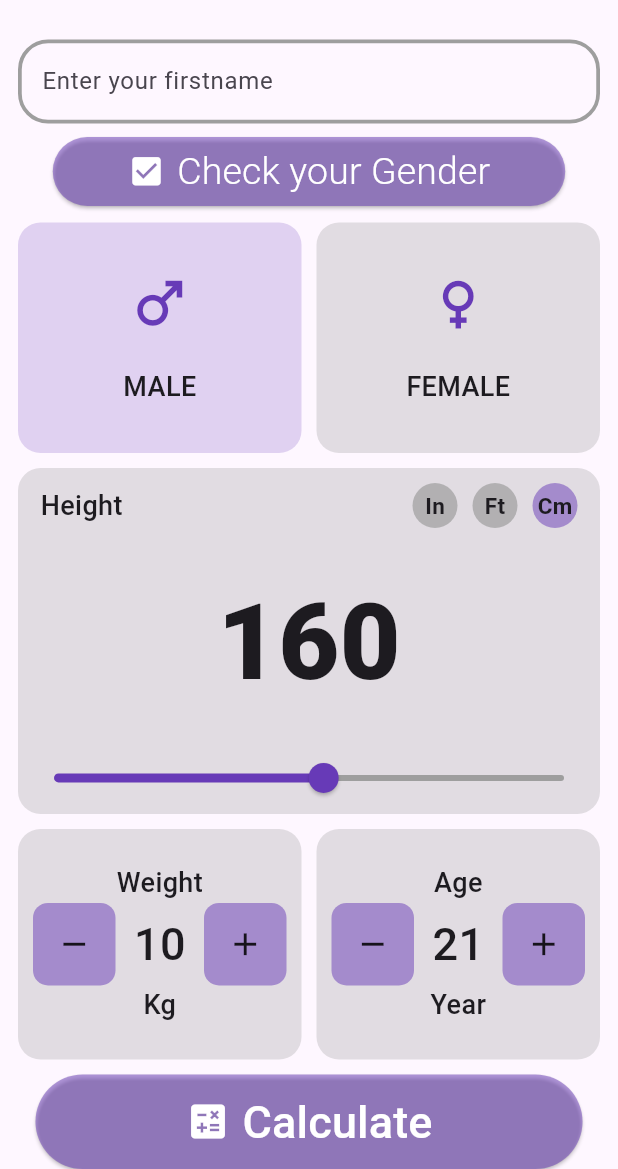
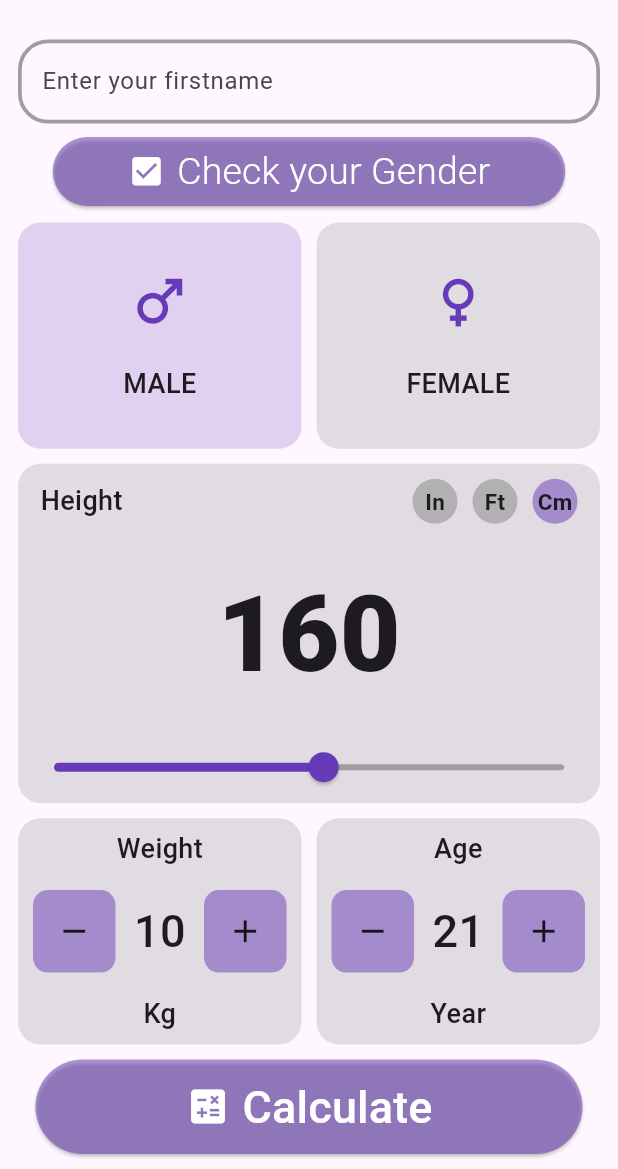
Before and after one commit to JuaniPhet/BMI-Calculator, a Flutter app: the screen it shows after launch, on a phone screen of 412 x 824 dp, the part 67-1236 px from its top. Run offline on Flutter 3.47's test engine with Material 3 defaults, Android fonts, the light colour scheme and no system bars; our stand-ins replace dio, flutter_bloc, gap.

Commit message:
fixed BMI screen

```diff
--- a/lib/presentation/bmi_screen.dart
+++ b/lib/presentation/bmi_screen.dart
@@ -72,6 +72,7 @@
   @override
   Widget build(BuildContext context) {
     return Scaffold(
+      resizeToAvoidBottomInset: false,
       appBar: AppBar(
         leading: const Icon(
           Icons.timelapse,
@@ -112,6 +113,7 @@
                   TextFormField(
                     controller: _fisrtNameController,
                     focusNode: firstFocusNode,
+                    keyboardType: TextInputType.text,
                     decoration: const InputDecoration(
                       hintText: 'Enter your firstname',
                       border: OutlineInputBorder(),
@@ -153,7 +155,6 @@
                         onPressed: () {
                           genderBloc.add(
                               FetchGender(name: _fisrtNameController.text));
-                          print(_fisrtNameController.text);
                         },
                         label: state is FetchGenderLoading
                             ? const CircularProgressIndicator(
@@ -446,7 +447,7 @@
                         color: Colors.grey.withOpacity(0.3),
                       ),
                       child: Column(
-                        mainAxisAlignment: MainAxisAlignment.center,
+                        mainAxisAlignment: MainAxisAlignment.spaceAround,
                         children: [
                           const Text(
                             "Weight",
@@ -468,7 +469,7 @@
                                         const Duration(milliseconds: 100),
                                         (timer) {
                                       setState(() {
-                                        weightValue--;
+                                        weightValue <= 1 ? 1 : weightValue--;
                                       });
                                     });
                                   },
@@ -477,7 +478,7 @@
                                   },
                                   onTap: () {
                                     setState(() {
-                                      weightValue--;
+                                      weightValue <= 1 ? 1 : weightValue--;
                                     });
                                   },
                                   child: Container(
@@ -561,7 +562,7 @@
                         color: Colors.grey.withOpacity(0.3),
                       ),
                       child: Column(
-                        mainAxisAlignment: MainAxisAlignment.center,
+                        mainAxisAlignment: MainAxisAlignment.spaceAround,
                         children: [
                           const Text(
                             "Age",
@@ -583,7 +584,7 @@
                                         const Duration(milliseconds: 100),
                                         (timer) {
                                       setState(() {
-                                        ageValue--;
+                                        ageValue <= 1 ? 1 : ageValue--;
                                       });
                                     });
                                   },
@@ -592,7 +593,7 @@
                                   },
                                   onTap: () {
                                     setState(() {
-                                      ageValue--;
+                                      ageValue <= 1 ? 1 : ageValue--;
                                     });
                                   },
                                   child: Container(
@@ -694,6 +695,7 @@
                     vertical: 10,
                   )),
             ),
+            const Gap(10),
           ],
         ),
       ),
```
Also changed, not shown: 1 other file.
